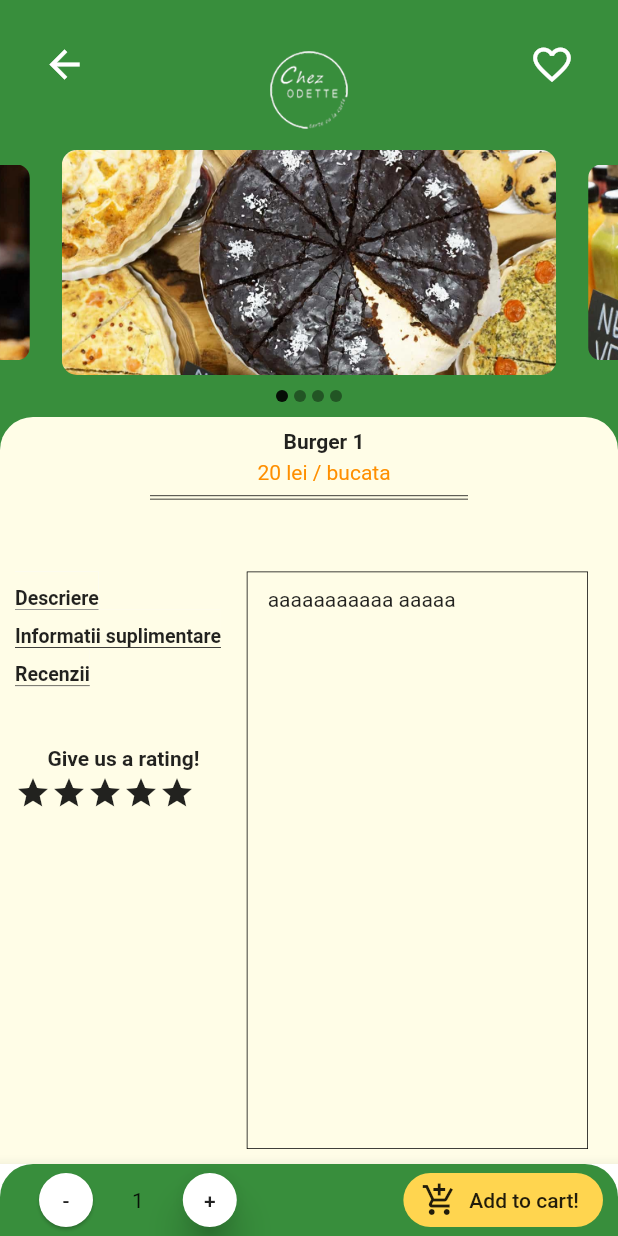
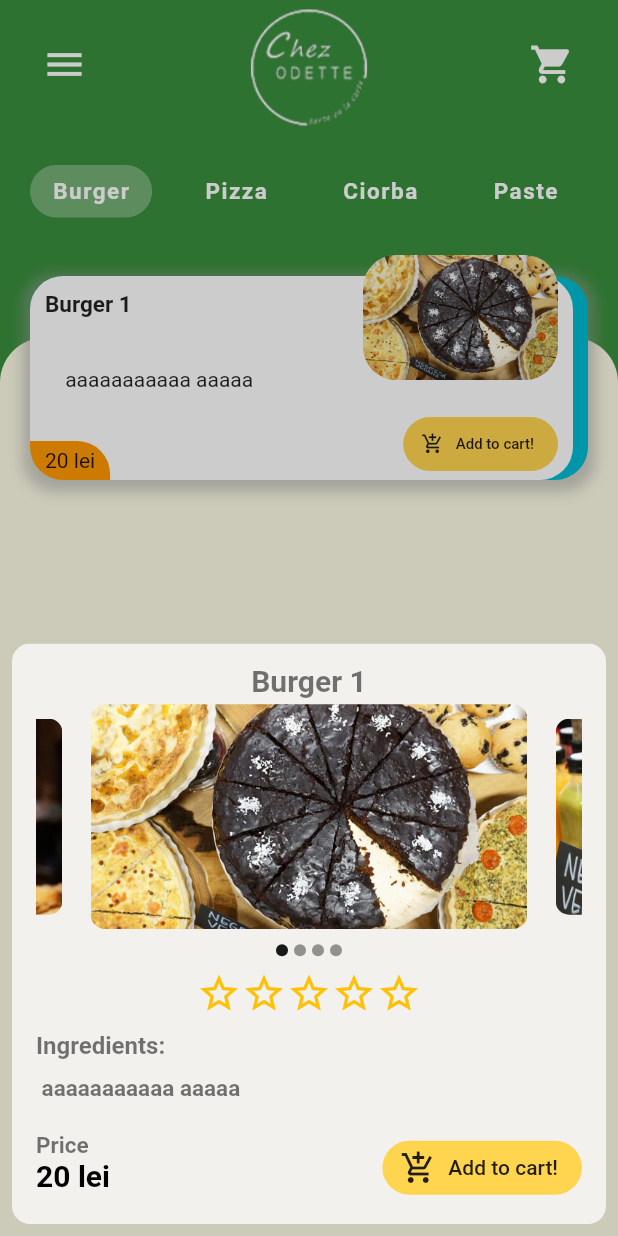
Before and after one commit to Bursul/restaurant-app, a Flutter app: the screen it shows after launch, after a tap on "Add to cart!", on a phone screen of 412 x 824 dp. Run offline on Flutter 3.47's test engine with Material 2 defaults, Android fonts, the phone set to English and light mode, and no system bars; drawn by our look-alikes of carousel_slider.

Commit message:
New Product Description Page - It's now a modal

```diff
--- a/lib/screens/homeScreen/components/food_category_selector.dart
+++ b/lib/screens/homeScreen/components/food_category_selector.dart
@@ -36,6 +36,7 @@ class _FoodCategorySelectorState extends State<FoodCategorySelector> {
                 context.read<CategoryChange>().setCategory(index);
               },
               child: Container(
+                alignment: Alignment.center,
                 margin: EdgeInsets.only(left: 20, top: 10),
                 padding: EdgeInsets.symmetric(horizontal: 15, vertical: 5),
                 decoration: BoxDecoration(
--- a/lib/screens/homeScreen/components/homeScreenAppBar.dart
+++ b/lib/screens/homeScreen/components/homeScreenAppBar.dart
@@ -8,20 +8,21 @@ class HomeScreenAppBar extends StatelessWidget {
 
   @override
   Widget build(BuildContext context) {
-    return AppBar(
+    return SafeArea(
+          child: AppBar(
         leading: Padding(
           padding: EdgeInsets.only(top: 20, left: 20),
           child: IconButton(
-          icon: Icon(Icons.arrow_back),
+            icon: Icon(Icons.menu),
             iconSize: 30.0,
             color: Colors.white,
             onPressed: () {
-            Navigator.pop(context);
+
             },
           ),
         ),
         flexibleSpace: Container(
-        margin: EdgeInsets.only(top: 30, bottom: 10),
+          margin: EdgeInsets.only(bottom: 10),
           child: Image.asset('assets/favicon-x114.png'),
         ),
         centerTitle: true,
@@ -32,10 +33,13 @@ class HomeScreenAppBar extends StatelessWidget {
             child: IconButton(
               icon: Icon(Icons.shopping_cart),
               iconSize: 30.0,
-            onPressed: () {},
+              onPressed: () {
+
+              },
             ),
           ),
         ],
+      ),
     );
   }
 }
--- a/lib/screens/homeScreen/home_screen.dart
+++ b/lib/screens/homeScreen/home_screen.dart
@@ -1,10 +1,11 @@
+import 'package:flutter/cupertino.dart';
 import 'package:flutter/material.dart';
 import 'package:odette/models/product.dart';
 import 'package:odette/providers/category_change.dart';
 import 'package:odette/screens/homeScreen/components/food_category_selector.dart';
+import 'package:odette/screens/homeScreen/components/homeScreenAppBar.dart';
 import 'package:odette/screens/homeScreen/components/product_card.dart';
-import 'package:odette/screens/productDescription/components/descriptionAppBar.dart';
-import 'package:odette/screens/productDescription/product_description.dart';
+import 'package:odette/screens/productDescriptionDialog/productDescriptionDialog.dart';
 import 'package:provider/provider.dart';
 
 class HomeScreen extends StatefulWidget {
@@ -19,7 +20,7 @@ class _HomeScreenState extends State<HomeScreen> {
       backgroundColor: Theme.of(context).primaryColor,
       appBar: PreferredSize(
         preferredSize: Size.fromHeight(100.0),
-        child: ProductDescriptionAppBar(),
+        child: HomeScreenAppBar(),
       ),
       body: Column(
         children: <Widget>[
@@ -42,13 +43,16 @@ class _HomeScreenState extends State<HomeScreen> {
                   itemBuilder: (context, index) => ProductCard(
                     product: getFilteredProducts(context).elementAt(index),
                     press: () {
-                      Navigator.push(
-                          context,
-                          MaterialPageRoute(
-                            builder: (context) => ProductDescription(
-                                product: getFilteredProducts(context)
-                                    .elementAt(index)),
-                          ));
+                      var elementAt = products
+                          .where((element) =>
+                              element.categoryId ==
+                              Provider.of<CategoryChange>(context,
+                                      listen: false)
+                                  .category)
+                          .elementAt(index);
+                      var action = ProductDescriptionModal(product: elementAt);
+                      showCupertinoModalPopup(
+                          context: context, builder: (context) => action);
                     },
                   ),
                 )
--- a/lib/screens/productDescription/components/descriptionBody.dart
+++ b/lib/screens/productDescription/components/descriptionBody.dart
@@ -1,6 +1,6 @@
 import 'package:flutter/material.dart';
 import 'package:odette/models/product.dart';
-import 'package:odette/screens/productDescription/components/image_carousel.dart';
+import 'package:odette/screens/productDescriptionDialog/components/image_carousel.dart';
 import 'package:odette/screens/productDescription/components/informationArea.dart';
 
 class ProductDescriptionBody extends StatelessWidget {
--- a/lib/screens/productDescription/product_description.dart
+++ b/lib/screens/productDescription/product_description.dart
@@ -4,21 +4,21 @@ import 'package:odette/screens/productDescription/components/descriptionAppBar.d
 import 'package:odette/screens/productDescription/components/descriptionBody.dart';
 import 'package:odette/screens/productDescription/components/descriptionFooter.dart';
 
-class ProductDescription extends StatelessWidget {
-  final Product product;
+// class ProductDescription extends StatelessWidget {
+//   final Product product;
 
-  const ProductDescription({Key key, this.product}) : super(key: key);
+//   const ProductDescription({Key key, this.product}) : super(key: key);
 
-  @override
-  Widget build(BuildContext context) {
-    return Scaffold(
-      backgroundColor: Theme.of(context).primaryColor,
-      appBar: PreferredSize(
-        preferredSize: Size.fromHeight(100.0),
-        child: ProductDescriptionAppBar(),
-      ),
-      body: ProductDescriptionBody(product: product),
-      bottomNavigationBar: ProductDescriptionFooter(),
-    );
-  }
-}
+//   @override
+//   Widget build(BuildContext context) {
+//     return Scaffold(
+//       backgroundColor: Theme.of(context).primaryColor,
+//       appBar: PreferredSize(
+//         preferredSize: Size.fromHeight(100.0),
+//         child: ProductDescriptionAppBar(),
+//       ),
+//       body: ProductDescriptionBody(product: product),
+//       bottomNavigationBar: ProductDescriptionFooter(),
+//     );
+//   }
+// }
--- /dev/null
+++ b/lib/screens/productDescriptionDialog/components/description_body.dart
@@ -0,0 +1,89 @@
+import 'package:flutter/material.dart';
+import 'package:odette/screens/productDescriptionDialog/components/image_carousel.dart';
+import 'package:odette/screens/productDescriptionDialog/components/price_and_buy.dart';
+import 'package:odette/screens/productDescriptionDialog/productDescriptionDialog.dart';
+
+
+class DescriptionBody extends StatefulWidget {
+  DescriptionBody({
+    Key key,
+    @required this.widget,
+  }) : super(key: key);
+
+  final ProductDescriptionModal widget;
+
+  @override
+  _DescriptionBodyState createState() => _DescriptionBodyState();
+}
+
+class _DescriptionBodyState extends State<DescriptionBody> {
+  bool _star = false;
+
+  @override
+  Widget build(BuildContext context) {
+    return StatefulBuilder(
+        builder: (BuildContext context, StateSetter setState) {
+      return Container(
+        child: Column(
+          mainAxisAlignment: MainAxisAlignment.start,
+          crossAxisAlignment: CrossAxisAlignment.start,
+          children: <Widget>[
+            CarouselWithIndicator(),
+            Material(
+              type: MaterialType.transparency,
+              child: Container(
+                child: Row(
+                  mainAxisAlignment: MainAxisAlignment.center,
+                  children: starsForRatings(widget.widget.product.rating),
+                ),
+              ),
+            ),
+            SizedBox(height: 10),
+            Text(
+              "Ingredients:",
+              style: TextStyle(
+                  fontSize: 16,
+                  fontWeight: FontWeight.bold,
+                  color: Colors.black54),
+            ),
+            SizedBox(height: 10),
+            Text(
+              widget.widget.product.description,
+              style: TextStyle(
+                  fontSize: 15,
+                  fontWeight: FontWeight.bold,
+                  color: Colors.black54),
+            ),
+            SizedBox(height: 20),
+            PriceAndBuy(widget: widget.widget)
+          ],
+        ),
+      );
+    });
+  }
+
+  List<InkWell> starsForRatings(int rating) {
+    List<InkWell> stars = [];
+    for (int i = 0; i < rating; i++) {
+      stars.add(InkWell(
+        child: (_star
+            ? Icon(
+                Icons.star,
+                color: Colors.amber,
+                size: 30,
+              )
+            : Icon(
+                Icons.star_border,
+                color: Colors.amber,
+                size: 30,
+              )),
+        onTap: () {
+          setState(() {
+            _star = true;
+          });
+        },
+      ));
+    }
+    return stars;
+  }
+}
--- /dev/null
+++ b/lib/screens/productDescriptionDialog/components/price_and_buy.dart
@@ -0,0 +1,54 @@
+import 'package:flutter/material.dart';
+import 'package:odette/screens/productDescriptionDialog/productDescriptionDialog.dart';
+
+
+class PriceAndBuy extends StatelessWidget {
+  const PriceAndBuy({
+    Key key,
+    @required this.widget,
+  }) : super(key: key);
+
+  final ProductDescriptionModal widget;
+
+  @override
+  Widget build(BuildContext context) {
+    return Row(
+      crossAxisAlignment: CrossAxisAlignment.start,
+      children: <Widget>[
+        Column(
+          crossAxisAlignment: CrossAxisAlignment.start,
+          children: <Widget>[
+            Text(
+              "Price",
+              style: TextStyle(
+                  fontSize: 15,
+                  fontWeight: FontWeight.bold,
+                  color: Colors.black54),
+            ),
+            Text(
+              widget.product.price,
+              style: TextStyle(
+                  fontSize: 20,
+                  fontWeight: FontWeight.bold,
+                  color: Colors.black),
+            )
+          ],
+        ),
+        Spacer(),
+        Container(
+          alignment: Alignment.center,
+          child: FlatButton.icon(
+            onPressed: () {
+              Navigator.pop(context);
+            },
+            icon: Icon(Icons.add_shopping_cart),
+            label: Text('Add to cart!'),
+            color: Colors.amber[300],
+            shape: RoundedRectangleBorder(
+                borderRadius: BorderRadius.circular(20)),
+          ),
+        ),
+      ],
+    );
+  }
+}
--- /dev/null
+++ b/lib/screens/productDescriptionDialog/productDescriptionDialog.dart
@@ -0,0 +1,28 @@
+import 'package:flutter/cupertino.dart';
+import 'package:flutter/material.dart';
+import 'package:odette/models/product.dart';
+import 'package:odette/screens/productDescriptionDialog/components/description_body.dart';
+
+class ProductDescriptionModal extends StatefulWidget {
+  final Product product;
+  const ProductDescriptionModal({this.product});
+
+  @override
+  _ProductDescriptionModalState createState() => _ProductDescriptionModalState();
+}
+
+class _ProductDescriptionModalState extends State<ProductDescriptionModal> {
+
+  @override
+  Widget build(BuildContext context) {
+    return CupertinoActionSheet(
+      title: Text(
+        widget.product.name,
+        style: TextStyle(
+            fontSize: 20, fontWeight: FontWeight.bold, color: Colors.black54),
+      ),
+      message: DescriptionBody(widget: widget),
+    );
+  }
+
+}
```
Also changed, not shown: lib/screens/productDescriptionDialog/components/image_carousel.dart (line endings or trailing spaces). Lines whose indentation alone changed are shown as unchanged.
